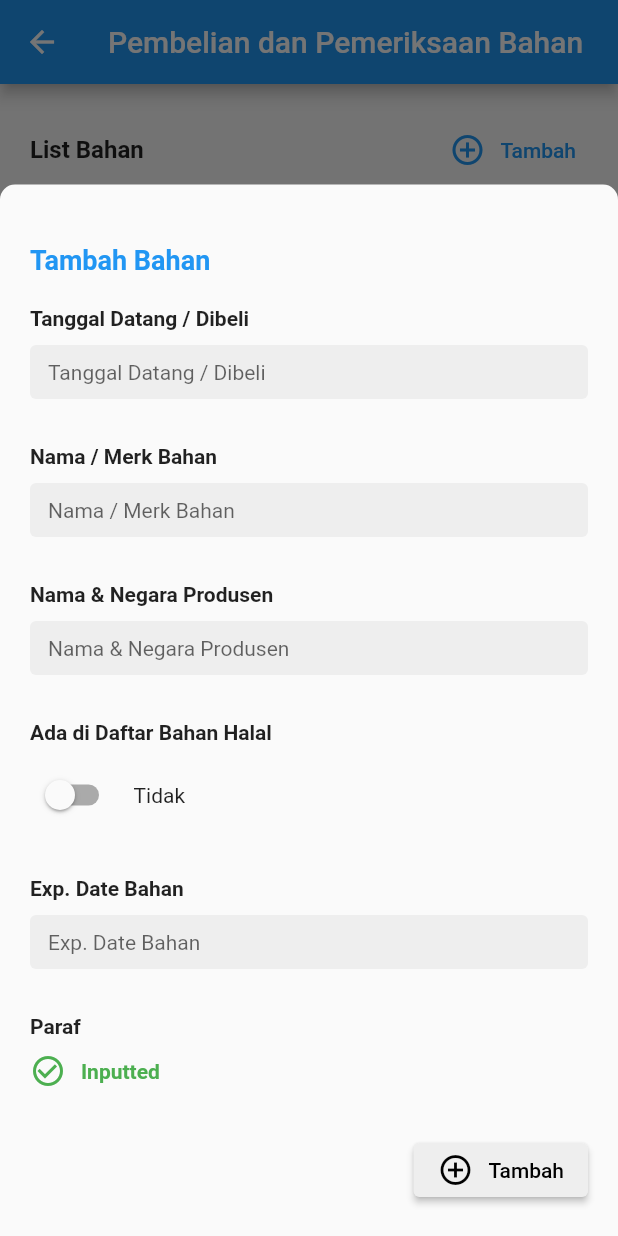
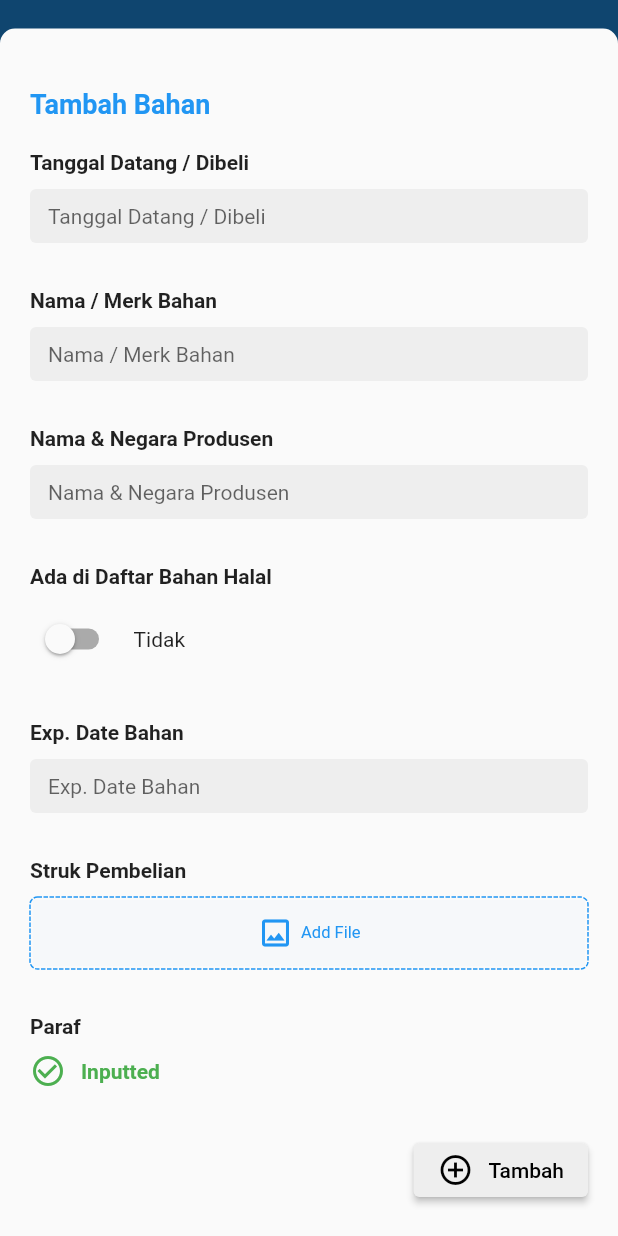
Before and after one commit to jpngeekudin/halal-chain-android, a Flutter app: the UmkmPembelianPemerikasaanBahanPage screen opened by its route, after a tap on "Tambah", on a phone screen of 412 x 824 dp. Run offline on Flutter 3.47's test engine with Material 2 defaults, Android fonts, the phone set to English and light mode, and no system bars; drawn by our look-alikes of dotted_border; our stand-ins replace dio, file_picker, flutter_rating_bar, flutter_secure_storage, google_fonts, logger and 6 more; missing offline and left inert: dart:ffi, flutter_downloader, mobile_scanner; accounts and stored records are empty.

Commit message:
umkm pembelian add no cert and struk

```diff
--- a/lib/models/umkm_model.dart
+++ b/lib/models/umkm_model.dart
@@ -197,7 +197,9 @@ class UmkmPembelianPemeriksaanBahan {
   String namaNegaraProdusen;
   bool adaDiDaftarBahanHalal;
   DateTime expDateBahan;
-  // File paraf;
+  String noSertifikat;
+  File strukPembelian;
+  String? strukUploadedUrl;
   UserSignature paraf;
   String? parafUploadedUrl;
 
@@ -207,12 +209,17 @@ class UmkmPembelianPemeriksaanBahan {
     required this.namaNegaraProdusen,
     required this.adaDiDaftarBahanHalal,
     required this.expDateBahan,
-    // required this.paraf
+    required this.noSertifikat,
+    required this.strukPembelian,
     required this.paraf,
   });
 
   void setParafUrl(String url) {
     parafUploadedUrl = url;
+  }
+
+  void setStrukUrl(String url) {
+    strukUploadedUrl = url;
   }
 }
 
--- a/lib/pages/umkm_pages/umkm_data_sjh_page.dart
+++ b/lib/pages/umkm_pages/umkm_data_sjh_page.dart
@@ -139,7 +139,7 @@ class _UmkmDataSjhPageState extends State<UmkmDataSjhPage> {
                         title: 'Pembelian dan Pemeriksaan Bahan',
                         subtitle: 'Mengisi daftar pembelian dan pemeriksaan bahan',
                         route: '/umkm/data-sjh/pembelian-bahan',
-                        routeView: '/umkm/view-sjh/pembelian-bahan',
+                        // routeView: '/umkm/view-sjh/pembelian-bahan',
                         isDone: document.pembelian,
                       ),
                     ),
--- a/lib/pages/umkm_pages/umkm_data_sjh_pages/umkm_pembelian_pemeriksaan_bahan_page.dart
+++ b/lib/pages/umkm_pages/umkm_data_sjh_pages/umkm_pembelian_pemeriksaan_bahan_page.dart
@@ -1,3 +1,5 @@
+import 'dart:io';
+
 import 'package:dio/dio.dart';
 import 'package:flutter/material.dart';
 import 'package:halal_chain/configs/api_config.dart';
@@ -31,6 +33,8 @@ class _UmkmPembelianPemerikasaanBahanPageState extends State<UmkmPembelianPemeri
   final _namaNegaraProdusen = TextEditingController();
   bool _adaDiDaftarBahanHalalModel = false;
   final _expDateBahanController = TextEditingController();
+  final _noSertifikatController = TextEditingController();
+  File? _strukPembelianModel;
   DateTime? _expDateBahanModel;
   UserSignature? _parafModel;
   // final _parafController = SignatureController(
@@ -116,11 +120,15 @@ class _UmkmPembelianPemerikasaanBahanPageState extends State<UmkmPembelianPemeri
                       style: inputTextStyle,
                     )
                   ),
+                  StatefulBuilder(
+                    builder: (context, setSwitchState) {
+                      return Column(
+                        mainAxisSize: MainAxisSize.min,
+                        crossAxisAlignment: CrossAxisAlignment.start,
+                        children: [
                           getInputWrapper(
                             label: 'Ada di Daftar Bahan Halal',
-                    input: StatefulBuilder(
-                      builder: (context, setSwitchState) {
-                        return Wrap(
+                            input: Wrap(
                               crossAxisAlignment: WrapCrossAlignment.center,
                               children: [
                                 Switch(
@@ -132,9 +140,19 @@ class _UmkmPembelianPemerikasaanBahanPageState extends State<UmkmPembelianPemeri
                                 SizedBox(width: 10),
                                 Text(_adaDiDaftarBahanHalalModel ? 'Ya' : 'Tidak')
                               ],
+                            ),
+                          ),
+                          if (_adaDiDaftarBahanHalalModel) getInputWrapper(
+                            label: 'No. Sertifikat',
+                            input: TextField(
+                              controller: _noSertifikatController,
+                              decoration: getInputDecoration(label: 'No. Sertifikat'),
+                              style: inputTextStyle,
+                            )
+                          ),
+                        ],
                       );
                     }
-                    )
                   ),
                   getInputWrapper(
                     label: 'Exp. Date Bahan',
@@ -159,6 +177,20 @@ class _UmkmPembelianPemerikasaanBahanPageState extends State<UmkmPembelianPemeri
                         }
                       },
                     ),
+                  ),
+                  StatefulBuilder(
+                    builder: (context, setStrukState) {
+                      return getInputWrapper(
+                        label: 'Struk Pembelian',
+                        input: getInputFile(
+                          context: context,
+                          model: _strukPembelianModel,
+                          onChanged: ((file) {
+                            setStrukState(() => _strukPembelianModel = file);
+                          }),
+                        )
+                      );
+                    }
                   ),
                   getInputWrapper(
                     label: 'Paraf',
@@ -260,6 +292,8 @@ class _UmkmPembelianPemerikasaanBahanPageState extends State<UmkmPembelianPemeri
       namaMerkBahan: _namaMerkBahanController.text,
       namaNegaraProdusen: _namaNegaraProdusen.text,
       adaDiDaftarBahanHalal: _adaDiDaftarBahanHalalModel,
+      noSertifikat: _noSertifikatController.text,
+      strukPembelian: _strukPembelianModel!,
       // paraf: await uint8ListToFile(parafBytes!),
       paraf: _parafModel!,
     );
@@ -272,6 +306,8 @@ class _UmkmPembelianPemerikasaanBahanPageState extends State<UmkmPembelianPemeri
     _namaMerkBahanController.text = '';
     _namaNegaraProdusen.text = '';
     _adaDiDaftarBahanHalalModel = false;
+    _noSertifikatController.text = '';
+    _strukPembelianModel = null;
     // _parafController.clear();
     _parafModel = null;
   }
@@ -291,18 +327,16 @@ class _UmkmPembelianPemerikasaanBahanPageState extends State<UmkmPembelianPemeri
     final logger = Logger();
 
     try {
-      // upload each bahan paraf
-      // for (int i = 0; i < _listBahan.length; i++) {
-      //   final bahan = _listBahan[i];
-      //   final formData = FormData.fromMap({
-      //     'image': await MultipartFile.fromFile(
-      //       bahan.paraf.path,
-      //       filename: bahan.paraf.path.split('/').last
-      //     )
-      //   });
-      //   final upload = await core.genericPost(ApiList.imageUpload, null, formData);
-      //   bahan.setParafUrl(upload.data);
-      // }
+      for (var i = 0; i < _listBahan.length; i++) {
+        final bahan = _listBahan[i];
+        final strukPembelianFormData = FormData.fromMap({
+          'image': await MultipartFile.fromFile(bahan.strukPembelian.path,
+            filename: bahan.strukPembelian.path.split('/').last
+          ),
+        });
+        final uploadStruk = await core.genericPost(ApiList.imageUpload, null, strukPembelianFormData);
+        bahan.setStrukUrl(uploadStruk.data);
+      }
 
       final document = await getUmkmDocument();
       final params = {
@@ -313,6 +347,8 @@ class _UmkmPembelianPemerikasaanBahanPageState extends State<UmkmPembelianPemeri
           'nama_dan_negara': bahan.namaNegaraProdusen,
           'halal': bahan.adaDiDaftarBahanHalal,
           'exp_bahan': bahan.expDateBahan.millisecondsSinceEpoch,
+          'no_sertifikat': bahan.noSertifikat,
+          'struk_pembelian': bahan.strukUploadedUrl,
           'paraf': bahan.paraf.sign
         }).toList()
       };
```
Lines whose indentation alone changed are shown as unchanged.
